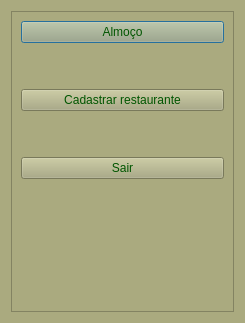
Before: the Qt Designer form ui/menu.ui in tiagopascal/Almoco, drawn with Qt 5.
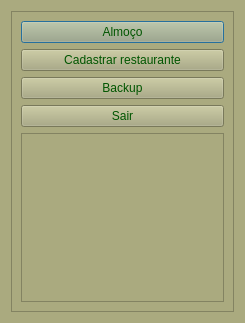
After: the same form once the commit is applied. Icons and pictures are not drawn.

Commit message: Adicionado tela de backup e icone...

What changed in the file:
```diff
--- a/ui/menu.ui
+++ b/ui/menu.ui
@@ -36,84 +36,39 @@
           </property>
          </widget>
         </item>
-        <item row="3" column="0">
+        <item row="1" column="0">
          <widget class="QPushButton" name="pushButton_cadRestaurante">
           <property name="text">
            <string>Cadastrar restaurante</string>
           </property>
          </widget>
         </item>
-        <item row="6" column="0">
+        <item row="3" column="0">
          <widget class="QPushButton" name="pushButton_Sair">
           <property name="text">
            <string>Sair</string>
           </property>
          </widget>
         </item>
-        <item row="7" column="0">
-         <spacer name="verticalSpacer">
-          <property name="orientation">
-           <enum>Qt::Vertical</enum>
-          </property>
-          <property name="sizeHint" stdset="0">
-           <size>
-            <width>20</width>
-            <height>40</height>
-           </size>
-          </property>
-         </spacer>
-        </item>
-        <item row="1" column="0">
-         <spacer name="horizontalSpacer">
-          <property name="orientation">
-           <enum>Qt::Horizontal</enum>
-          </property>
-          <property name="sizeHint" stdset="0">
-           <size>
-            <width>40</width>
-            <height>20</height>
-           </size>
-          </property>
-         </spacer>
-        </item>
-        <item row="5" column="0">
-         <spacer name="horizontalSpacer_2">
-          <property name="orientation">
-           <enum>Qt::Horizontal</enum>
-          </property>
-          <property name="sizeHint" stdset="0">
-           <size>
-            <width>40</width>
-            <height>20</height>
-           </size>
-          </property>
-         </spacer>
-        </item>
         <item row="2" column="0">
-         <spacer name="horizontalSpacer_3">
-          <property name="orientation">
-           <enum>Qt::Horizontal</enum>
+         <widget class="QPushButton" name="pushButton_backup">
+          <property name="text">
+           <string>Backup</string>
           </property>
-          <property name="sizeHint" stdset="0">
-           <size>
-            <width>40</width>
-            <height>20</height>
-           </size>
-          </property>
-         </spacer>
+         </widget>
         </item>
         <item row="4" column="0">
-         <spacer name="horizontalSpacer_4">
-          <property name="orientation">
-           <enum>Qt::Horizontal</enum>
+         <widget class="QFrame" name="frame_2">
+          <property name="styleSheet">
+           <string notr="true">image: url(:/imagens/imagens/Comida.png);</string>
           </property>
-          <property name="sizeHint" stdset="0">
-           <size>
-            <width>40</width>
-            <height>20</height>
-           </size>
+          <property name="frameShape">
+           <enum>QFrame::StyledPanel</enum>
           </property>
-         </spacer>
+          <property name="frameShadow">
+           <enum>QFrame::Raised</enum>
+          </property>
+         </widget>
         </item>
        </layout>
       </item>
```
The commit also changes 11 other files.
